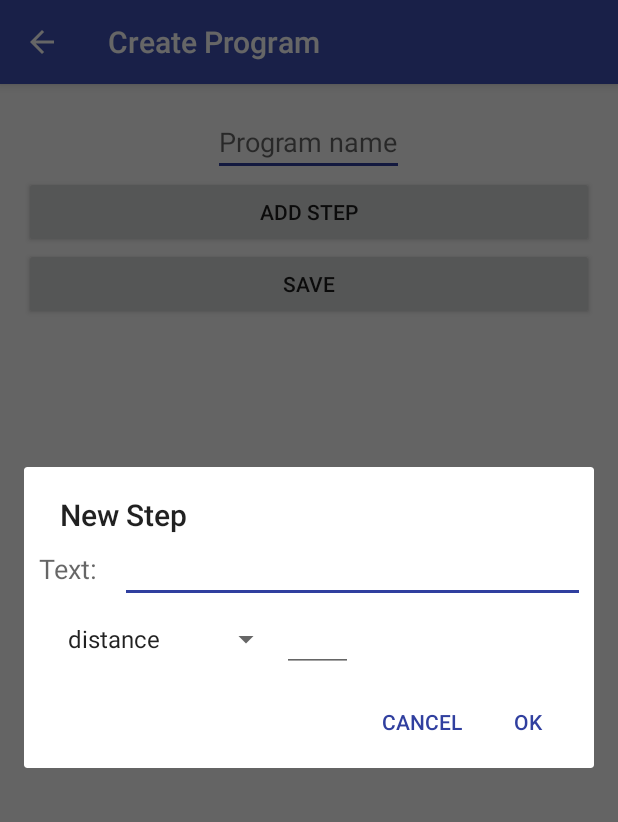
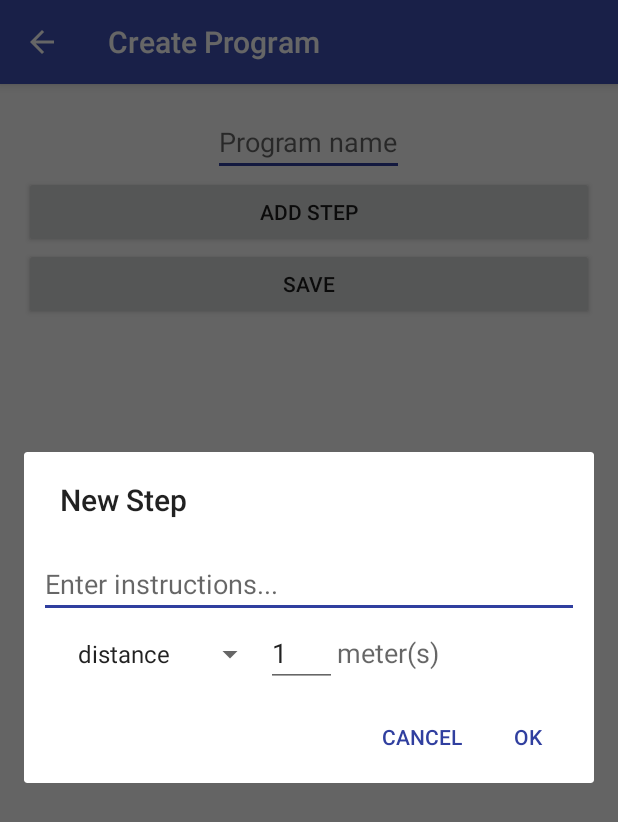
Before and after one commit to BestTrail-Soft/fat, an Android app: the CreateProgramActivity screen opened directly, with no data from a screen before it, after a tap on "ADD STEP", on a phone screen of 412 x 824 dp. Shown: the top 822 px of the screen. Run offline under Robolectric (Android 15) with nearby library versions, the phone set to English and light mode, and no system bars.

```diff
--- a/app/src/main/java/sk/besttrailsoft/fat/program/CreateProgramActivity.java
+++ b/app/src/main/java/sk/besttrailsoft/fat/program/CreateProgramActivity.java
@@ -6,11 +6,17 @@ import android.os.Bundle;
 import android.support.v4.app.NavUtils;
 import android.support.v7.app.AppCompatActivity;
 import android.support.v7.widget.Toolbar;
+import android.view.ContextMenu;
+import android.view.Menu;
+import android.view.MenuItem;
 import android.view.View;
+import android.widget.AdapterView;
 import android.widget.ArrayAdapter;
+import android.widget.BaseAdapter;
 import android.widget.EditText;
 import android.widget.ListView;
 import android.widget.Spinner;
+import android.widget.TextView;
 import android.widget.Toast;
 
 import java.io.IOException;
@@ -19,7 +25,7 @@ import java.util.ArrayList;
 
 import sk.besttrailsoft.fat.R;
 
-public class CreateProgramActivity extends AppCompatActivity {
+public class CreateProgramActivity extends AppCompatActivity implements IContextMenuable {
 
     ListView listView;
     ArrayList<ProgramStep> data = new ArrayList<>();
@@ -27,6 +33,7 @@ public class CreateProgramActivity extends AppCompatActivity {
     ListView programStepsView;
     EditText newStepText;
     ProgramManager programManager;
+
 
     @Override
     protected void onCreate(Bundle savedInstanceState) {
@@ -42,25 +49,69 @@ public class CreateProgramActivity extends AppCompatActivity {
         getSupportActionBar().setDisplayHomeAsUpEnabled(true);
         listView = (ListView) findViewById(R.id.stepsListView);
         listView.setAdapter(new DragAndDropStepsAdapter(this, data));
+        listView.setOnCreateContextMenuListener(new View.OnCreateContextMenuListener() {
+            @Override
+            public void onCreateContextMenu(ContextMenu menu, View v, ContextMenu.ContextMenuInfo menuInfo) {
+                if (v.getId() == R.id.stepsListView) {
+                    AdapterView.AdapterContextMenuInfo info = (AdapterView.AdapterContextMenuInfo) menuInfo;
+
+                    menu.add(Menu.NONE, 1, Menu.NONE, "Delete");
+                }
+            }
+
+
+        });
+
+
         programManager = new ProgramManager(this.getApplicationContext());
     }
 
     public void onAddStepButtonClick(final View view) {
-        String[] duration = {"distance","time"};
+        final String[] duration = {"distance","time"};
         AlertDialog.Builder builder = new AlertDialog.Builder(this);
         final View inflator = this.getLayoutInflater().inflate(R.layout.create_step_dialog, null);
-        ((Spinner)inflator.findViewById(R.id.duration_spinner)).setAdapter(new ArrayAdapter<String>(this, android.R.layout.simple_list_item_1, duration));
+        final TextView durationUnitsTextView = (TextView) inflator.findViewById(R.id.durationUnitsTextView);
+        final EditText durationEditTextView = (EditText) inflator.findViewById(R.id.durationEditTextView);
+        final Spinner durationSpinner = (Spinner) inflator.findViewById(R.id.duration_spinner);
+                durationSpinner.setAdapter(new ArrayAdapter<String>(this, android.R.layout.simple_list_item_1, duration));
+        durationSpinner.setOnItemSelectedListener(new AdapterView.OnItemSelectedListener() {
+            @Override
+            public void onItemSelected(AdapterView<?> parent, View view, int position, long id) {
+                switch (duration[position]) {
+                    case "distance":
+                        durationUnitsTextView.setText("meter(s)");
+                        break;
+                    case "time":
+                        durationUnitsTextView.setText("minute(s)");
+                        break;
+                    default:
+                        break;
+                }
+            }
+
+            @Override
+            public void onNothingSelected(AdapterView<?> parent) {
+
+            }
+        });
         builder.setTitle("New Step")
                 .setView(inflator)
                 .setPositiveButton("OK", new DialogInterface.OnClickListener() {
                     public void onClick(DialogInterface dialog, int id) {
                         newStepText = (EditText) inflator.findViewById(R.id.newStepeditText);
-                        if (newStepText.getText().toString().matches("")){
+                        if (newStepText.getText().toString().matches("")) {
                             Toast.makeText(view.getContext(), "You did not enter any text", Toast.LENGTH_SHORT).show();
                             return;
                         }
                         ProgramStep step = new ProgramStep();
                         step.setText(newStepText.getText().toString());
+                        if (duration[durationSpinner.getSelectedItemPosition()] == "distance") {
+                            step.setDistance(Integer.parseInt(durationEditTextView.getText().toString()));
+                        } else {
+                            step.setTime(Integer.parseInt(durationEditTextView.getText().toString()));
+                        }
+
+
                         data.add(step);
                         ((DragAndDropStepsAdapter) listView.getAdapter()).notifyDataSetChanged();
                         listView.setSelection(((DragAndDropStepsAdapter) listView.getAdapter()).getCount() - 1);
@@ -106,4 +157,26 @@ public class CreateProgramActivity extends AppCompatActivity {
 
 
     }
+
+    @Override
+    public boolean onContextItemSelected(MenuItem item) {
+        AdapterView.AdapterContextMenuInfo info = (AdapterView.AdapterContextMenuInfo)item.getMenuInfo();
+
+        switch (item.getItemId()){
+
+            case 1:
+                Toast.makeText(getApplicationContext(), "Step deleted", Toast.LENGTH_SHORT).show();
+                data.remove(info.position);
+                ((BaseAdapter)listView.getAdapter()).notifyDataSetChanged();
+
+        }
+
+        return true;
+    }
+
+    @Override
+    public void openListViewMenu(View view) {
+       openContextMenu(listView);
+
+    }
 }
--- /dev/null
+++ b/app/src/main/java/sk/besttrailsoft/fat/program/IContextMenuable.java
@@ -0,0 +1,7 @@
+package sk.besttrailsoft.fat.program;
+
+import android.view.View;
+
+public interface IContextMenuable{
+    void openListViewMenu(View v);
+}
--- a/app/src/main/res/layout/create_step_dialog.xml
+++ b/app/src/main/res/layout/create_step_dialog.xml
@@ -2,34 +2,20 @@
 <LinearLayout xmlns:android="http://schemas.android.com/apk/res/android"
     android:orientation="vertical" android:layout_width="match_parent"
     android:layout_height="match_parent">
-<LinearLayout
-    android:layout_height="wrap_content"
-    android:layout_width="wrap_content"
-    android:layout_gravity="center_horizontal"
-    android:weightSum="1"
-    android:layout_marginRight="10dp"
-    android:layout_marginLeft="10dp">
-    <TextView
-        android:layout_width="wrap_content"
-        android:layout_height="wrap_content"
-        android:textAppearance="?android:attr/textAppearanceMedium"
-        android:text="Text:"
-        android:id="@+id/textView4"
-        android:layout_marginRight="5dp" />
 
     <EditText
-        android:layout_width="312dp"
+        android:layout_width="fill_parent"
         android:layout_height="wrap_content"
         android:id="@+id/newStepeditText"
         android:ellipsize="end"
         android:layout_marginLeft="10dp"
-        android:layout_marginRight="5dp" />
-</LinearLayout>
+        android:layout_marginRight="10dp"
+        android:hint="Enter instructions..."
+        android:layout_marginTop="20dp" />
 
     <LinearLayout
         android:layout_height="wrap_content"
         android:layout_width="373dp"
-        android:layout_gravity="center_horizontal"
         android:weightSum="1"
         android:layout_marginLeft="10dp"
         android:layout_marginRight="10dp">
@@ -40,15 +26,24 @@
             android:layout_height="wrap_content"
             android:id="@+id/duration_spinner"
             android:spinnerMode="dialog"
-            android:layout_weight="0.1"
-            android:layout_marginLeft="10dp" />
+            android:layout_marginLeft="10dp"
+            />
 
         <EditText
         android:layout_width="47dp"
         android:layout_height="wrap_content"
         android:inputType="number"
         android:ems="10"
-        android:id="@+id/editText2" />
+        android:id="@+id/durationEditTextView"
+            android:text="1" />
+
+        <TextView
+            android:layout_width="wrap_content"
+            android:layout_height="wrap_content"
+            android:textAppearance="?android:attr/textAppearanceMedium"
+            android:text="meter(s)"
+            android:id="@+id/durationUnitsTextView"
+            />
 
     </LinearLayout>
 
--- a/app/src/main/res/layout/program_step_item.xml
+++ b/app/src/main/res/layout/program_step_item.xml
@@ -30,6 +30,6 @@
             android:layout_height="wrap_content"
             android:text="New Text"
             android:layout_weight="0.1"
-            android:id="@+id/stepDuration" />
+            android:id="@+id/stepDurationTextView" />
     </LinearLayout>
 </LinearLayout>
--- a/app/src/main/res/values/strings.xml
+++ b/app/src/main/res/values/strings.xml
@@ -6,4 +6,5 @@
     <string name="title_activity_maps">Map</string>
     <string name="title_activity_autocomplete_place">AutocompletePlaceActivity</string>
     <string name="title_activity_create_program">Create Program</string>
+    <string name="title_activity_show_program">ShowProgramActivity</string>
 </resources>
```
Also changed, not shown: app/src/main/AndroidManifest.xml (+20 -1 lines), app/src/main/java/sk/besttrailsoft/fat/FileHelper.java (+29 -0 lines), app/src/main/java/sk/besttrailsoft/fat/program/DragAndDropStepsAdapter.java (+50 -21 lines), app/src/main/java/sk/besttrailsoft/fat/program/ProgramManager.java (+37 -0 lines), app/src/main/java/sk/besttrailsoft/fat/program/ProgramStep.java (+7 -6 lines), app/src/main/java/sk/besttrailsoft/fat/program/ProgramsActivity.java (+15 -19 lines), app/src/main/java/sk/besttrailsoft/fat/program/ShowProgramActivity.java (added, +52 -0 lines), app/src/main/res/layout/activity_show_program.xml (added, +20 -0 lines), app/src/main/res/layout/content_show_program.xml (added, +28 -0 lines).
